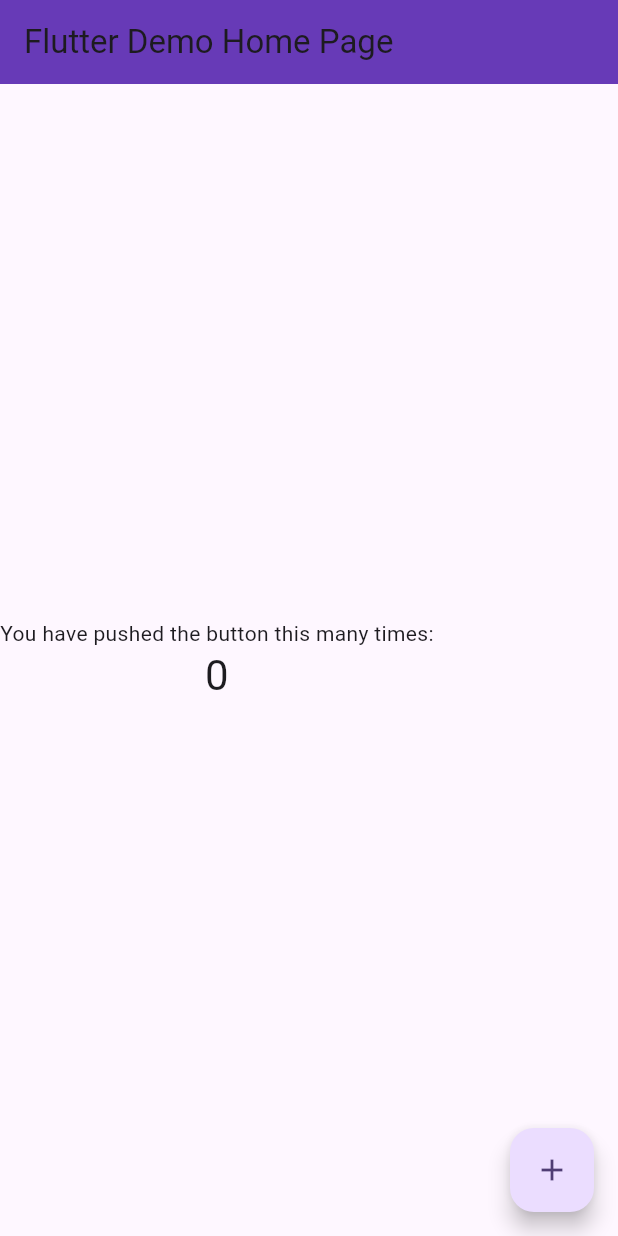
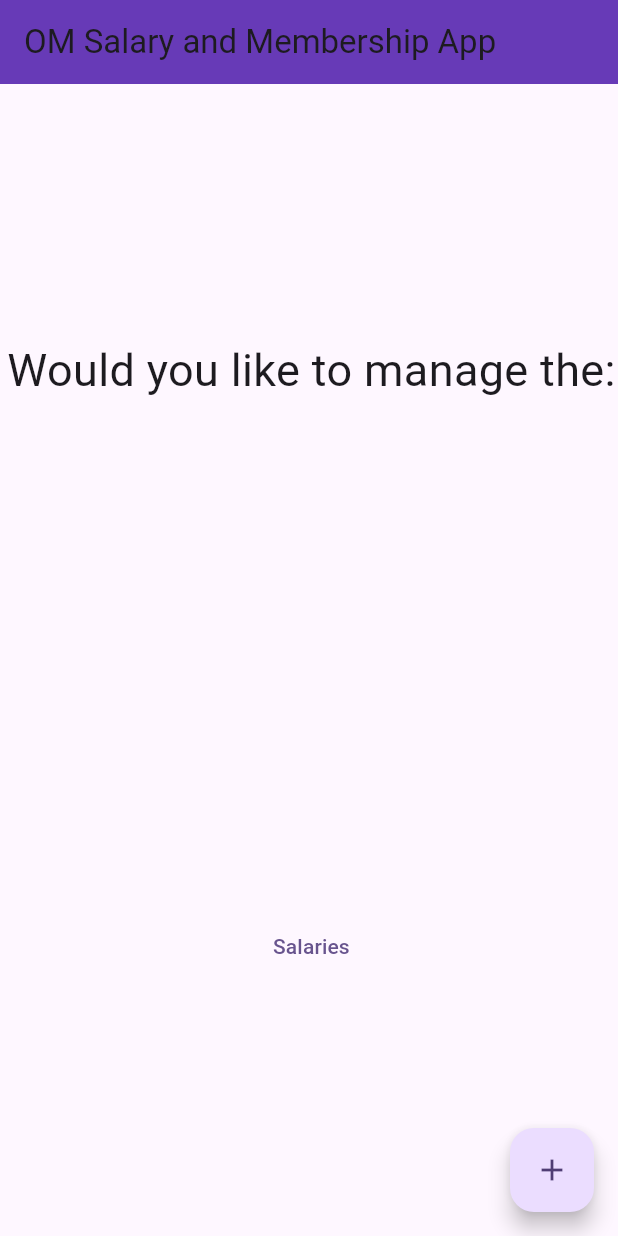
Before and after one commit to Lamroj02/om_salary_and_membership, a Flutter app: the screen it shows after launch, on a phone screen of 412 x 824 dp. Run offline on Flutter 3.47's test engine with Material 2 defaults, Android fonts, the phone set to English and light mode, and no system bars.

Commit message:
Added membership and salary routes to the app; Added OM images folder and image.

```diff
--- a/lib/main.dart
+++ b/lib/main.dart
@@ -1,4 +1,5 @@
 import 'package:flutter/material.dart';
+import 'package:om_salary_and_membership/salaryRoutes.dart';
 
 void main() {
   runApp(const MyApp());
@@ -11,7 +12,7 @@
   @override
   Widget build(BuildContext context) {
     return MaterialApp(
-      title: 'Flutter Demo',
+      title: 'OM App',
       theme: ThemeData(
         // This is the theme of your application.
         //
@@ -31,7 +32,7 @@
         colorScheme: ColorScheme.fromSeed(seedColor: Colors.deepPurple),
         useMaterial3: true,
       ),
-      home: const MyHomePage(title: 'Flutter Demo Home Page'),
+      home: const MyHomePage(title: 'OM Salary and Membership App'),
     );
   }
 }
@@ -89,7 +90,7 @@
       body: Align(
         // Center is a layout widget. It takes a single child and positions it
         // in the middle of the parent.
-        alignment: Alignment.centerLeft,
+        alignment: const Alignment(0.5,0),
         child: Column(
           // Column is also a layout widget. It takes a list of children and
           // arranges them vertically. By default, it sizes itself to fit its
@@ -104,15 +105,22 @@
           // TRY THIS: Invoke "debug painting" (choose the "Toggle Debug Paint"
           // action in the IDE, or press "p" in the console), to see the
           // wireframe for each widget.
-          mainAxisAlignment: MainAxisAlignment.center,
+          mainAxisAlignment: MainAxisAlignment.spaceAround,
           children: <Widget>[
             const Text(
-              'You have pushed the button this many times:',
+              'Would you like to manage the:',
+              style: TextStyle( fontSize: 30),
             ),
-            Text(
-              '$_counter',
-              style: Theme.of(context).textTheme.headlineMedium,
-            ),
+
+            TextButton(
+              onPressed: () {
+                Navigator.push(
+                  context,
+                  MaterialPageRoute(builder: (context) => const SalaryHomePage(title: 'Salary Manager',)),
+                );
+              },
+              child: const Text('Salaries'),
+            )
           ],
         ),
       ),
--- a/pubspec.yaml
+++ b/pubspec.yaml
@@ -58,6 +58,8 @@
   # the material Icons class.
   uses-material-design: true
 
+  assets:
+    - assets/images/OM.jpg
   # To add assets to your application, add an assets section, like this:
   # assets:
   #   - images/a_dot_burr.jpeg
```
Also changed, not shown: lib/membershipRoutes.dart (added, +79 -0 lines), lib/salaryRoutes.dart (added, +79 -0 lines), assets/images/OM.jpg (added).
